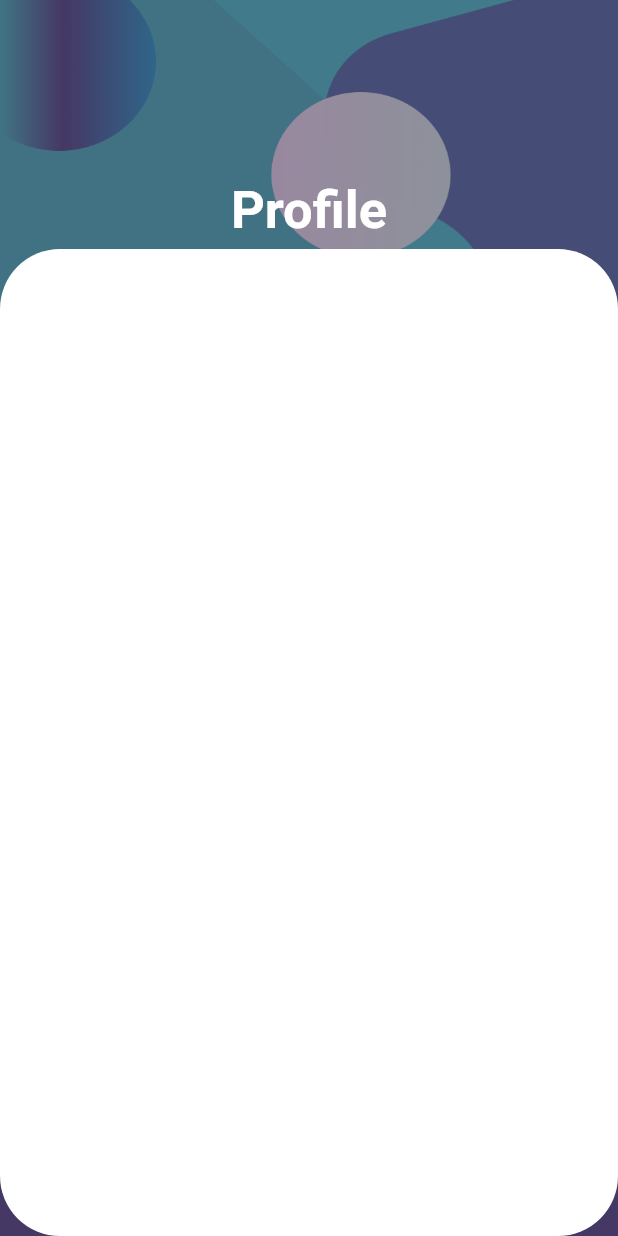
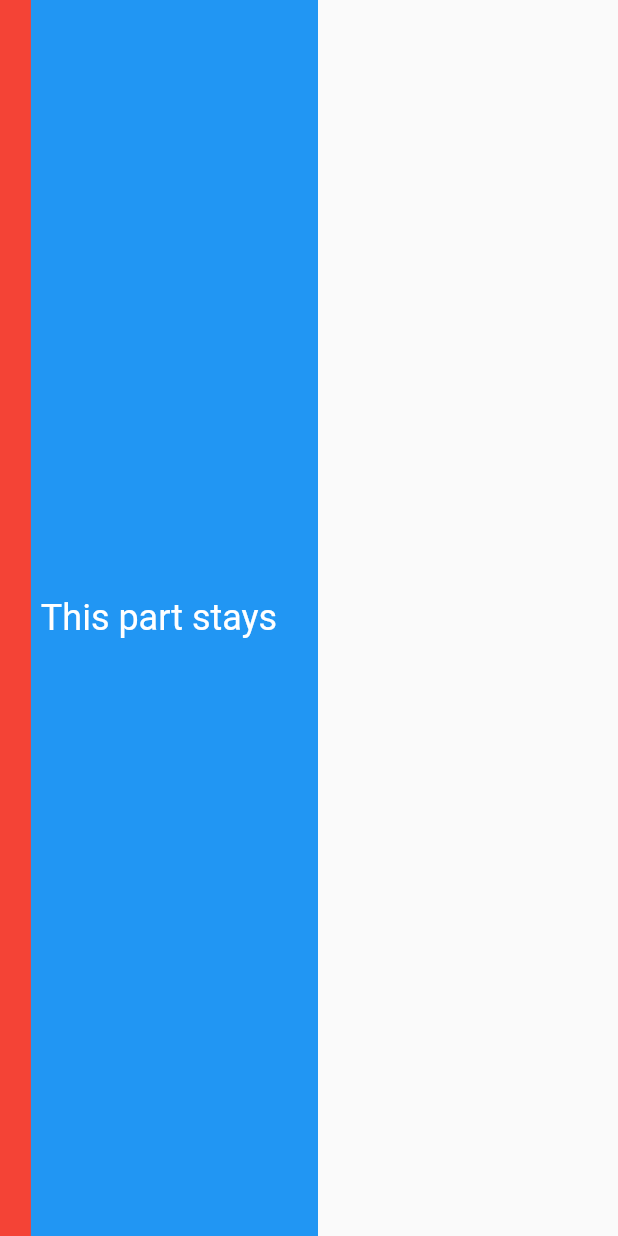
Before and after one commit to iluv27/ghost_talks, a Flutter app: the ProfileScreen screen opened directly, on a phone screen of 412 x 824 dp. Run offline on Flutter 3.47's test engine with Material 2 defaults, Android fonts, the phone set to English and light mode, and no system bars; our stand-ins replace firebase_auth, firebase_core, modal_progress_hud_nsn; missing offline and left inert: dart:ffi; accounts and stored records are empty.

Commit message:
new changes

```diff
--- a/lib/chat/main_menu_screen.dart
+++ b/lib/chat/main_menu_screen.dart
@@ -26,7 +26,7 @@ class _MainMenuScreenState extends State<MainMenuScreen> {
   static List<Widget> pages = [
     const ChatScreen(),
     const CallScreen(),
-    const ProfileScreen(),
+    ProfileScreen(),
   ];
 
   void _onItemTapped(int index) {
@@ -131,8 +131,8 @@ class _BottomBarItemsState extends State<_BottomBarItems> {
               ),
               BottomBarItem(
                 selectedIndex: 2,
-                icon: Icons.person,
-                text: 'profile',
+                icon: Icons.sports_esports,
+                text: 'Games',
                 onTap: handleItemSelected,
                 isSelected: selIndex == 2,
               ),
--- a/lib/chat/profile_screen.dart
+++ b/lib/chat/profile_screen.dart
@@ -1,51 +1,79 @@
 import 'package:flutter/material.dart';
-import 'package:ghost_talks/constants.dart';
 
-class ProfileScreen extends StatelessWidget {
-  const ProfileScreen({super.key});
+class ProfileScreen extends StatefulWidget {
+  @override
+  _ProfileScreenState createState() => _ProfileScreenState();
+}
+
+class _ProfileScreenState extends State<ProfileScreen>
+    with SingleTickerProviderStateMixin {
+  late AnimationController _controller;
+  late Animation<Offset> _animation;
+
+  @override
+  void initState() {
+    super.initState();
+    _controller = AnimationController(
+      duration: const Duration(milliseconds: 2000),
+      vsync: this,
+    )..forward();
+    _animation = Tween<Offset>(
+      begin: Offset.zero,
+      end: const Offset(-1.0, 0.0),
+    ).animate(_controller);
+  }
+
+  @override
+  void dispose() {
+    _controller.dispose();
+    super.dispose();
+  }
 
   @override
   Widget build(BuildContext context) {
-    // ignore: avoid_unnecessary_containers
     return Scaffold(
-      body: Container(
-        //Background image
-        decoration: decorationProperty(3),
-        child: SafeArea(
-          child: Center(
-            child: Column(
-                crossAxisAlignment: CrossAxisAlignment.stretch,
+      body: Stack(
         children: [
-                  const Padding(
-                    padding: EdgeInsets.only(top: 120.0),
-                    child: Center(
+          Positioned(
+            top: 0,
+            left: 0,
+            bottom: 0,
+            right: 200,
+            child: Container(
+              color: Colors.blue,
+              child: const Center(
                 child: Text(
-                        'Profile',
+                  'This part stays',
                   style: TextStyle(
-                            fontSize: 35,
-                            fontWeight: FontWeight.w600,
-                            color: Colors.white),
-                      ),
-                    ),
-                  ),
-                  const SizedBox(
-                    height: 5,
-                  ),
-
-                  // The body of the input form
-                  Expanded(
-                    child: Container(
-                      decoration: const BoxDecoration(
                     color: Colors.white,
-                        borderRadius: BorderRadius.all(
-                          Radius.circular(40.0),
+                    fontSize: 24.0,
                   ),
                 ),
               ),
             ),
-                ]),
+          ),
+          SlideTransition(
+            position: _animation,
+            child: Positioned(
+              top: 0,
+              right: 0,
+              bottom: 0,
+              width: 200,
+              child: Container(
+                color: Colors.red,
+                child: const Center(
+                  child: Text(
+                    'This part moves',
+                    style: TextStyle(
+                      color: Colors.white,
+                      fontSize: 24.0,
                     ),
                   ),
+                ),
+              ),
+            ),
+          ),
+        ],
       ),
     );
   }
```
Lines whose indentation alone changed are shown as unchanged.
